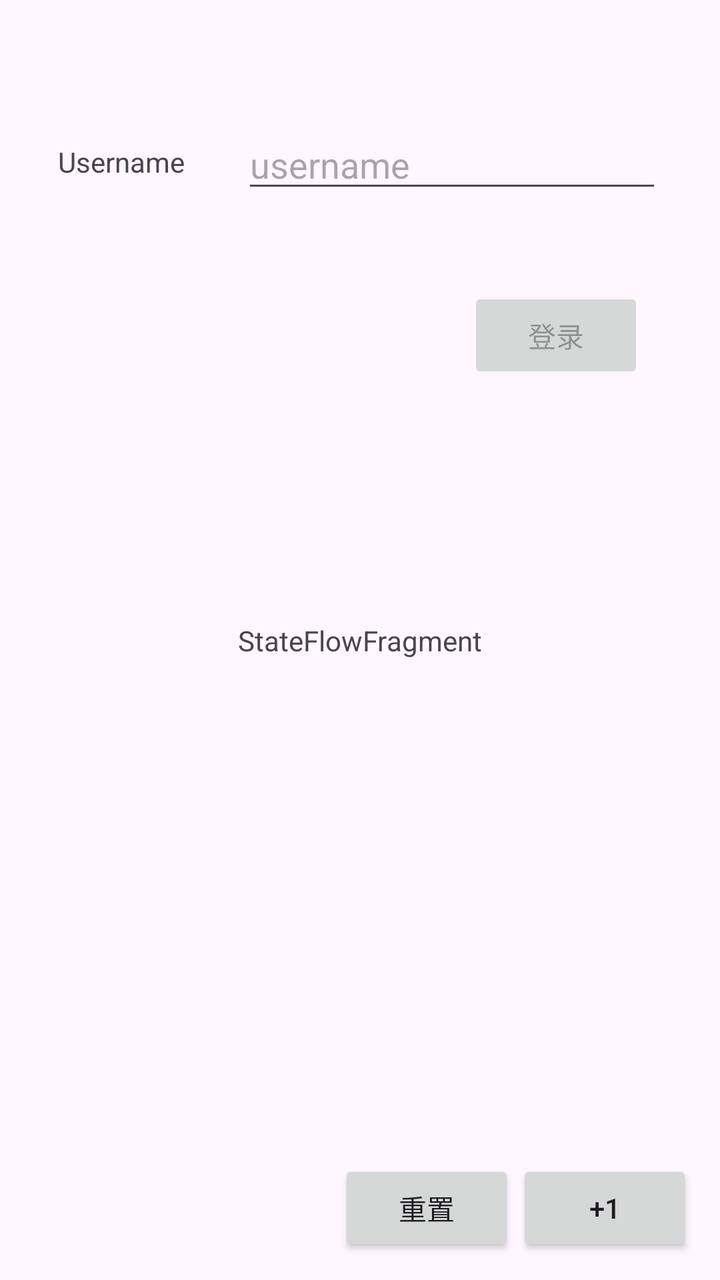
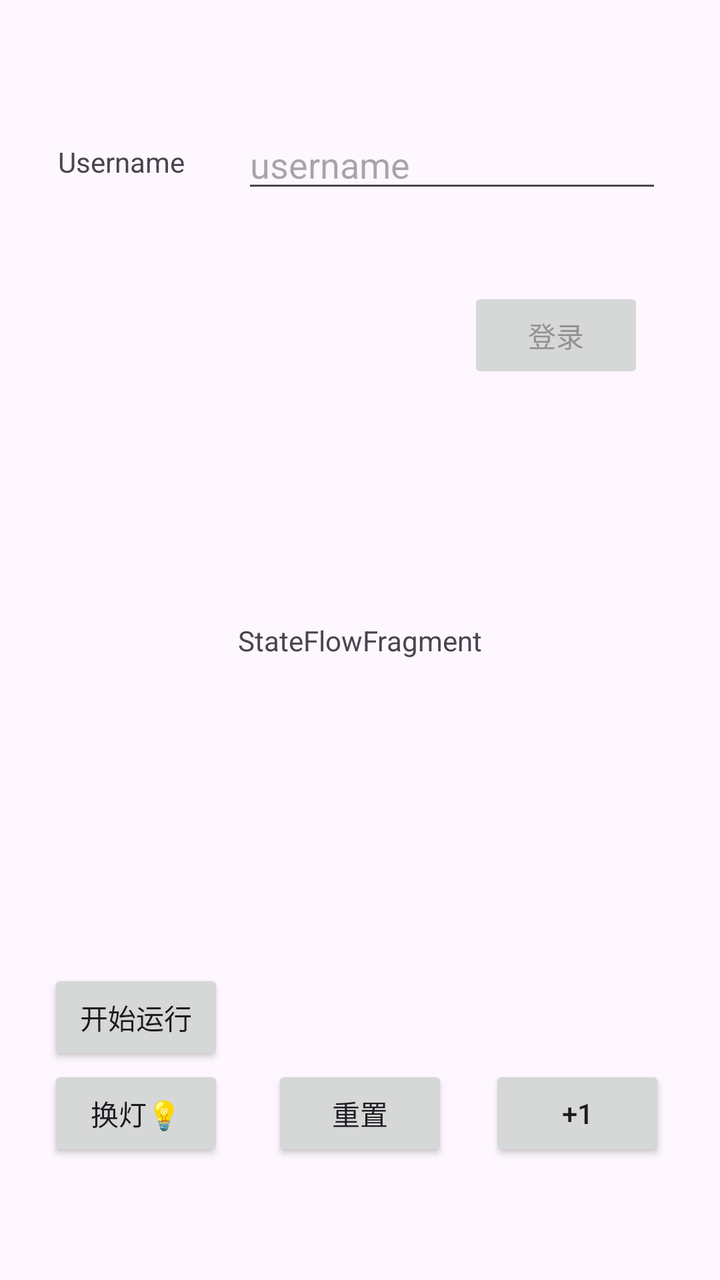

Two renders of the same Android screen: before a commit and after it. Below are the layout's source before the change and the commit's diff.
<!-- AndroidManifest.xml: application theme Theme.HelloFlow -->
<!-- res/layout/fragment_state_flow.xml -->
<?xml version="1.0" encoding="utf-8"?>
<androidx.constraintlayout.widget.ConstraintLayout xmlns:android="http://schemas.android.com/apk/res/android"
    xmlns:app="http://schemas.android.com/apk/res-auto"
    xmlns:tools="http://schemas.android.com/tools"
    android:id="@+id/state_flow"
    android:layout_width="match_parent"
    android:layout_height="match_parent"
    tools:context=".ui.stateflow.StateFlowFragment">



    <TextView
        android:id="@+id/tv_msg"
        android:layout_width="wrap_content"
        android:layout_height="wrap_content"
        android:text="StateFlowFragment"
        app:layout_constraintBottom_toBottomOf="parent"
        app:layout_constraintEnd_toEndOf="parent"
        app:layout_constraintStart_toStartOf="parent"
        app:layout_constraintTop_toTopOf="parent" />

    <Button
        android:id="@+id/btn_cancel"
        android:layout_width="wrap_content"
        android:layout_height="wrap_content"
        android:text="重置"
        app:layout_constraintBottom_toBottomOf="@+id/btn_confirm"
        app:layout_constraintEnd_toEndOf="parent"
        app:layout_constraintHorizontal_bias="0.622"
        app:layout_constraintStart_toStartOf="parent"
        app:layout_constraintTop_toTopOf="@+id/btn_confirm"
        app:layout_constraintVertical_bias="0.0" />

    <Button
        android:id="@+id/btn_confirm"
        android:layout_width="wrap_content"
        android:layout_height="wrap_content"
        android:text="+1"
        app:layout_constraintBottom_toBottomOf="parent"
        app:layout_constraintEnd_toEndOf="parent"
        app:layout_constraintHorizontal_bias="0.95"
        app:layout_constraintStart_toStartOf="parent"
        app:layout_constraintTop_toTopOf="parent"
        app:layout_constraintVertical_bias="0.98" />

    <ProgressBar
        android:id="@+id/progressBar"
        style="?android:attr/progressBarStyle"
        android:layout_width="wrap_content"
        android:layout_height="wrap_content"
        app:layout_constraintBottom_toBottomOf="parent"
        app:layout_constraintEnd_toEndOf="parent"
        app:layout_constraintHorizontal_bias="0.5"
        app:layout_constraintStart_toStartOf="parent"
        app:layout_constraintTop_toTopOf="parent"
        app:layout_constraintVertical_bias="0.2" />

    <EditText
        android:id="@+id/et_username"
        android:layout_width="wrap_content"
        android:layout_height="wrap_content"
        android:ems="10"
        android:inputType="text"
        android:hint="username"
        app:layout_constraintBottom_toBottomOf="parent"
        app:layout_constraintEnd_toEndOf="parent"
        app:layout_constraintStart_toEndOf="@id/tv_username"
        app:layout_constraintTop_toTopOf="parent"
        app:layout_constraintVertical_bias="0.1" />

    <TextView
        android:id="@+id/tv_username"
        android:layout_width="wrap_content"
        android:layout_height="wrap_content"
        android:text="Username"
        app:layout_constraintBottom_toBottomOf="@+id/et_username"
        app:layout_constraintEnd_toStartOf="@+id/et_username"
        app:layout_constraintHorizontal_bias="0.1"
        app:layout_constraintStart_toStartOf="parent"
        app:layout_constraintTop_toTopOf="@+id/et_username" />

    <Button
        android:id="@+id/btn_login"
        android:layout_width="wrap_content"
        android:layout_height="wrap_content"
        android:enabled="false"
        android:text="登录"
        app:layout_constraintBottom_toBottomOf="parent"
        app:layout_constraintEnd_toEndOf="parent"
        app:layout_constraintHorizontal_bias="0.86"
        app:layout_constraintStart_toStartOf="parent"
        app:layout_constraintTop_toBottomOf="@id/tv_username"
        app:layout_constraintVertical_bias="0.106" />


</androidx.constraintlayout.widget.ConstraintLayout>
<!-- resources referenced by this layout -->
<resources>
  <style name="Theme.HelloFlow" parent="Base.Theme.HelloFlow" />
  <style name="Base.Theme.HelloFlow" parent="Theme.Material3.DayNight.NoActionBar">
          
          
      </style>
</resources>

<!-- the commit's change to res/layout/fragment_state_flow.xml (unified diff, before → after) -->
@@ -19,6 +19,46 @@
         app:layout_constraintStart_toStartOf="parent"
         app:layout_constraintTop_toTopOf="parent" />
 
+    <TextView
+        android:id="@+id/tv_running_state"
+        android:layout_width="wrap_content"
+        android:layout_height="wrap_content"
+        android:text=""
+        app:layout_constraintBottom_toTopOf="@id/tv_light"
+        app:layout_constraintStart_toStartOf="parent"/>
+
+    <TextView
+        android:id="@+id/tv_light"
+        android:layout_width="wrap_content"
+        android:layout_height="wrap_content"
+        android:text=""
+        app:layout_constraintBottom_toBottomOf="parent"
+        app:layout_constraintHorizontal_bias="0.1"
+        app:layout_constraintEnd_toEndOf="parent"
+        app:layout_constraintStart_toStartOf="parent"
+        app:layout_constraintTop_toTopOf="parent" />
+
+    <Button
+        android:id="@+id/btn_start_running"
+        android:layout_width="wrap_content"
+        android:layout_height="wrap_content"
+        android:text="开始运行"
+        app:layout_constraintBottom_toTopOf="@id/btn_change_light"
+        app:layout_constraintStart_toStartOf="@id/btn_change_light"
+        app:layout_constraintEnd_toEndOf="@id/btn_change_light"
+        app:layout_constraintVertical_bias="0.0" />
+
+    <Button
+        android:id="@+id/btn_change_light"
+        android:layout_width="wrap_content"
+        android:layout_height="wrap_content"
+        android:text="换灯💡"
+        app:layout_constraintBottom_toBottomOf="@+id/btn_confirm"
+        app:layout_constraintEnd_toStartOf="@id/btn_cancel"
+        app:layout_constraintStart_toStartOf="parent"
+        app:layout_constraintTop_toTopOf="@+id/btn_confirm"
+        app:layout_constraintVertical_bias="0.0" />
+
     <Button
         android:id="@+id/btn_cancel"
         android:layout_width="wrap_content"
@@ -26,7 +66,6 @@
         android:text="重置"
         app:layout_constraintBottom_toBottomOf="@+id/btn_confirm"
         app:layout_constraintEnd_toEndOf="parent"
-        app:layout_constraintHorizontal_bias="0.622"
         app:layout_constraintStart_toStartOf="parent"
         app:layout_constraintTop_toTopOf="@+id/btn_confirm"
         app:layout_constraintVertical_bias="0.0" />
@@ -38,10 +77,10 @@
         android:text="+1"
         app:layout_constraintBottom_toBottomOf="parent"
         app:layout_constraintEnd_toEndOf="parent"
-        app:layout_constraintHorizontal_bias="0.95"
+        app:layout_constraintHorizontal_bias="0.9"
         app:layout_constraintStart_toStartOf="parent"
         app:layout_constraintTop_toTopOf="parent"
-        app:layout_constraintVertical_bias="0.98" />
+        app:layout_constraintVertical_bias="0.9" />
 
     <ProgressBar
         android:id="@+id/progressBar"
